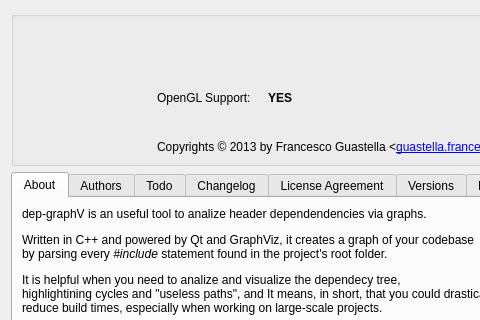
This is ui/aboutdialog.ui in romeoxbm/depgraphv as Qt 5 draws it before an edit; both pictures show x 0 to 480 and y 0 to 320 of the 670 by 470 pixel window. The edited form follows.
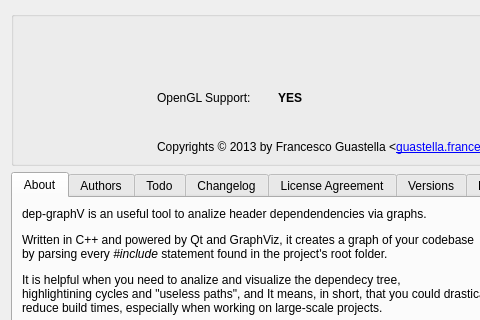
This is the edited form. Icons and pictures are not drawn.

Patch:
```diff
--- a/ui/aboutdialog.ui
+++ b/ui/aboutdialog.ui
@@ -405,9 +405,15 @@
        <layout class="QHBoxLayout" name="horizontalLayout">
         <item>
          <widget class="QLabel" name="glSupportLabel">
+          <property name="minimumSize">
+           <size>
+            <width>115</width>
+            <height>0</height>
+           </size>
+          </property>
           <property name="maximumSize">
            <size>
-            <width>105</width>
+            <width>115</width>
             <height>16777215</height>
            </size>
           </property>
```
